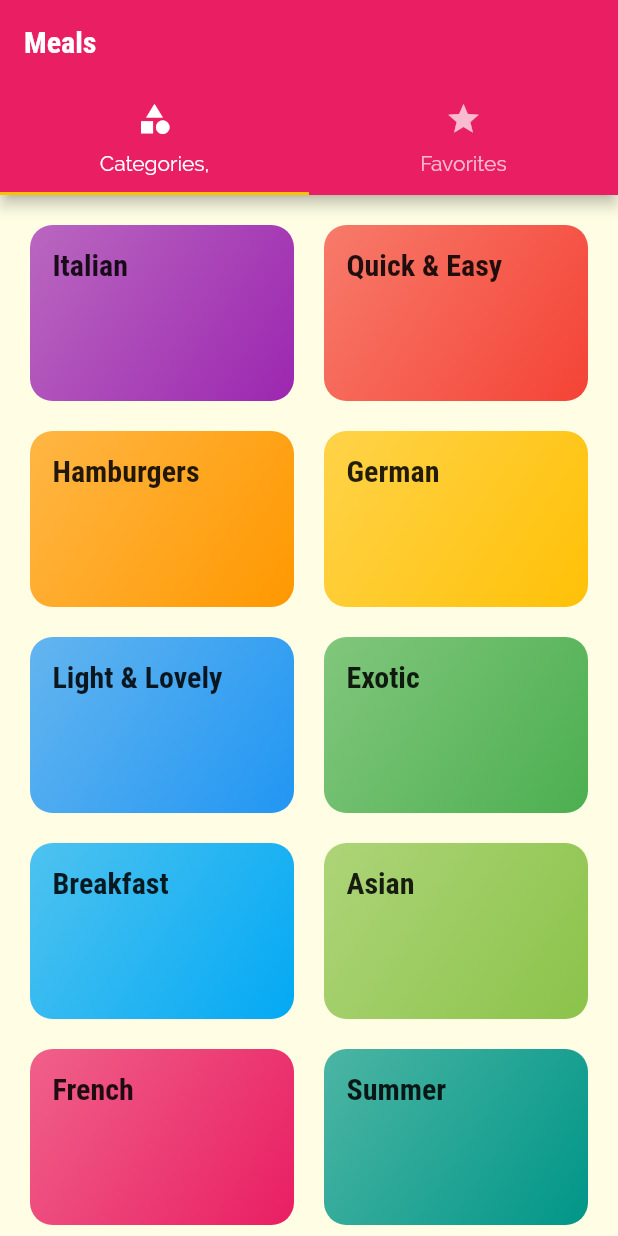
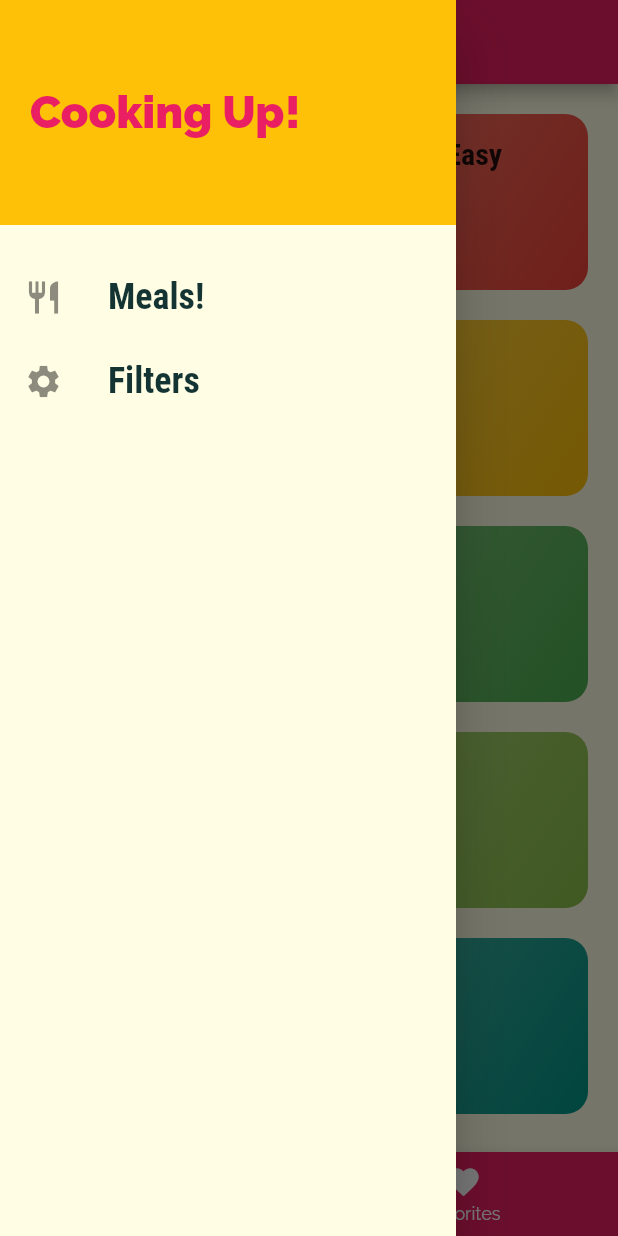
Before and after one commit to kopiHyper/meals_app, a Flutter app: the screen it shows after launch, with the side drawer open (before the commit the screen has no drawer), on a phone screen of 412 x 824 dp. Run offline on Flutter 3.47's test engine with Material 2 defaults, Android fonts, the phone set to English and light mode, and no system bars.

Commit message:
Added Tabs and a Drawer with navigations

```diff
--- /dev/null
+++ b/lib/Screens/filters_screen.dart
@@ -0,0 +1,12 @@
+import 'package:flutter/material.dart';
+
+class FiltersScreen extends StatelessWidget {
+  static const routeName = '/filters';
+
+  @override
+  Widget build(BuildContext context) {
+    return const Center(
+      child: Text('Filters'),
+    );
+  }
+}
--- a/lib/Screens/tabs_screen.dart
+++ b/lib/Screens/tabs_screen.dart
@@ -1,4 +1,6 @@
 import 'package:flutter/material.dart';
+
+import '/Widgets/main_drawer.dart';
 
 import './categories_screen.dart';
 import './favorites_screen.dart';
@@ -11,28 +13,49 @@ class TabsScreen extends StatefulWidget {
 }
 
 class _TabsScreenState extends State<TabsScreen> {
+  final List<Map<String, Object>> _pages = [
+    {
+      'page': const CategoriesScreen(),
+      'title': 'Categories',
+    },
+    {
+      'page': const FavoritesScreen(),
+      'title': 'Your Favorites',
+    },
+  ];
+
+  int _selectedPageIndex = 0;
+
+  void _selectPage(int index) {
+    setState(() {
+      _selectedPageIndex = index;
+    });
+  }
+
   @override
   Widget build(BuildContext context) {
-    return DefaultTabController(
-      length: 2,
-      initialIndex: 0,
-      child: Scaffold(
-        appBar: AppBar(
-          title: const Text('Meals'),
-          bottom: TabBar(
-            indicatorColor: Theme.of(context).colorScheme.secondary,
-            tabs: const [
-              Tab(icon: Icon(Icons.category), text: 'Categories,'),
-              Tab(icon: Icon(Icons.star), text: 'Favorites'),
-            ],
+    return Scaffold(
+      appBar: AppBar(
+        title: Text(_pages[_selectedPageIndex]['title'] as String),
+      ),
+      drawer: const MainDrawer(),
+      body: _pages[_selectedPageIndex]['page'] as Widget,
+      bottomNavigationBar: BottomNavigationBar(
+        onTap: _selectPage,
+        backgroundColor: Theme.of(context).colorScheme.primary,
+        unselectedItemColor: Colors.white,
+        selectedItemColor: Theme.of(context).colorScheme.secondary,
+        currentIndex: _selectedPageIndex,
+        items: const [
+          BottomNavigationBarItem(
+            label: 'Categories',
+            icon: Icon(Icons.category),
           ),
-        ),
-        body: const TabBarView(
-          children: [
-            CategoriesScreen(),
-            FavoritesScreen(),
-          ],
-        ),
+          BottomNavigationBarItem(
+            label: 'Favorites',
+            icon: Icon(Icons.favorite_sharp),
+          )
+        ],
       ),
     );
   }
--- /dev/null
+++ b/lib/Widgets/main_drawer.dart
@@ -0,0 +1,66 @@
+import 'package:flutter/material.dart';
+
+import '../Screens/filters_screen.dart';
+
+class MainDrawer extends StatelessWidget {
+  const MainDrawer({super.key});
+
+  Widget buildListTiles(String title, IconData icon, VoidCallback tapHandler) {
+    return ListTile(
+      leading: Icon(
+        icon,
+        size: 26,
+      ),
+      title: Text(
+        title,
+        style: const TextStyle(
+            fontFamily: 'RobotoCondensed',
+            fontSize: 24,
+            fontWeight: FontWeight.bold),
+      ),
+      onTap: tapHandler,
+    );
+  }
+
+  @override
+  Widget build(BuildContext context) {
+    return Drawer(
+      child: Column(
+        children: [
+          Container(
+            height: 150,
+            width: double.infinity,
+            padding: const EdgeInsets.all(20),
+            alignment: Alignment.centerLeft,
+            color: Theme.of(context).colorScheme.secondary,
+            child: Text(
+              'Cooking Up!',
+              style: TextStyle(
+                fontWeight: FontWeight.w900,
+                fontSize: 30,
+                color: Theme.of(context).colorScheme.primary,
+              ),
+            ),
+          ),
+          const SizedBox(
+            height: 20,
+          ),
+          buildListTiles(
+            'Meals!',
+            Icons.restaurant,
+            () {
+              Navigator.of(context).pushNamed('/');
+            },
+          ),
+          buildListTiles(
+            'Filters',
+            Icons.settings,
+            () {
+              Navigator.of(context).pushNamed(FiltersScreen.routeName);
+            },
+          ),
+        ],
+      ),
+    );
+  }
+}
--- a/lib/main.dart
+++ b/lib/main.dart
@@ -3,6 +3,7 @@ import 'package:flutter/material.dart';
 import 'Screens/tabs_screen.dart';
 import 'Screens/category_meals_screen.dart';
 import 'Screens/meal_detail_screen.dart';
+import 'Screens/filters_screen.dart';
 
 void main() {
   runApp(const MyApp());
@@ -38,6 +39,7 @@ class MyApp extends StatelessWidget {
         '/': (ctx) => const TabsScreen(),
         CategoryMealsScreen.routeName: (ctx) => const CategoryMealsScreen(),
         MealDetailScreen.routName: (ctx) => MealDetailScreen(),
+        FiltersScreen.routeName: (ctx) => FiltersScreen(),
       },
       onGenerateRoute: (settings) {
         print(settings.arguments);
```
